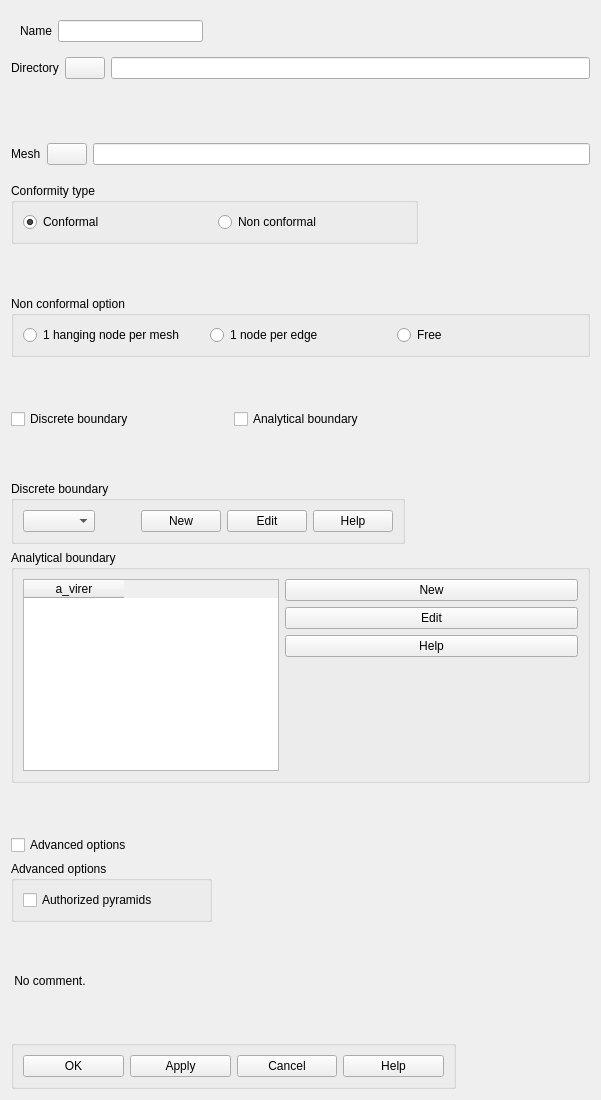
Old version of the form src/HOMARDGUI/CreateCase.ui in the repository jschueller/homard.
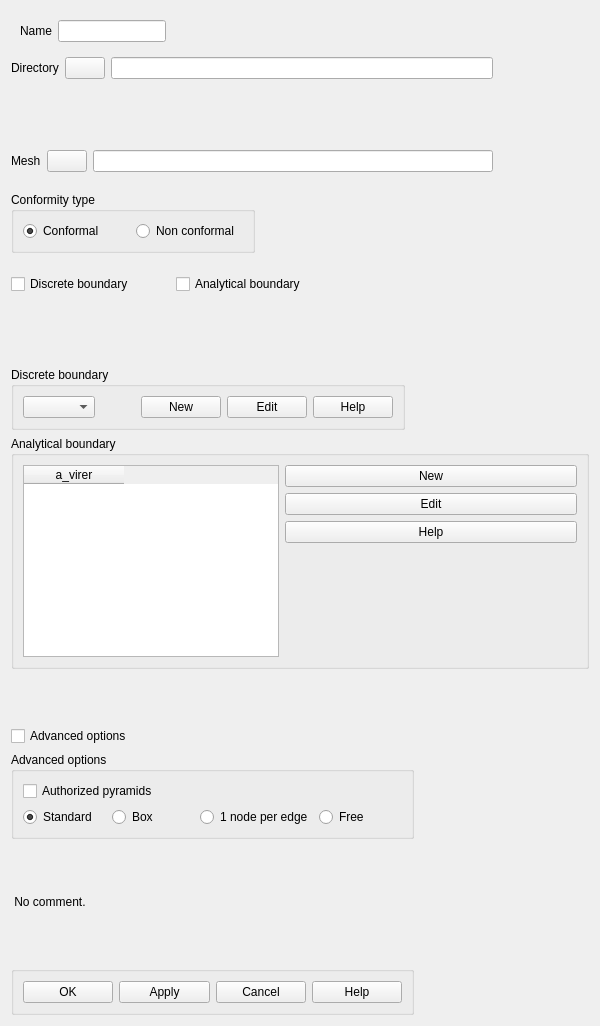
New version of the form.

Commit message: Saisie GUI des choix de conformité

```diff
--- a/src/HOMARDGUI/CreateCase.ui
+++ b/src/HOMARDGUI/CreateCase.ui
@@ -6,8 +6,8 @@
    <rect>
     <x>0</x>
     <y>0</y>
-    <width>601</width>
-    <height>1100</height>
+    <width>600</width>
+    <height>1026</height>
    </rect>
   </property>
   <property name="sizePolicy">
@@ -41,7 +41,7 @@
    <bool>true</bool>
   </property>
   <layout class="QGridLayout" name="gridLayout_3">
-   <item row="0" column="0">
+   <item row="0" column="0" colspan="2">
     <widget class="QWidget" name="WName" native="true">
      <layout class="QGridLayout" name="gridLayout_2">
       <item row="0" column="0">
@@ -57,7 +57,7 @@
      </layout>
     </widget>
    </item>
-   <item row="0" column="1">
+   <item row="0" column="2" colspan="3">
     <spacer name="horizontalSpacer">
      <property name="orientation">
       <enum>Qt::Horizontal</enum>
@@ -107,7 +107,7 @@
      </item>
     </layout>
    </item>
-   <item row="2" column="2" colspan="2">
+   <item row="2" column="5">
     <spacer>
      <property name="orientation">
       <enum>Qt::Vertical</enum>
@@ -120,7 +120,7 @@
      </property>
     </spacer>
    </item>
-   <item row="3" column="0" rowspan="2" colspan="6">
+   <item row="3" column="0" colspan="6">
     <layout class="QHBoxLayout">
      <property name="spacing">
       <number>6</number>
@@ -157,7 +157,7 @@
      </item>
     </layout>
    </item>
-   <item row="4" column="3" colspan="3">
+   <item row="3" column="6">
     <spacer>
      <property name="orientation">
       <enum>Qt::Vertical</enum>
@@ -170,7 +170,7 @@
      </property>
     </spacer>
    </item>
-   <item row="5" column="0" colspan="2">
+   <item row="4" column="0" colspan="3">
     <widget class="QGroupBox" name="GBTypeConf">
      <property name="title">
       <string>Conformity type</string>
@@ -202,69 +202,7 @@
      </layout>
     </widget>
    </item>
-   <item row="6" column="3">
-    <spacer>
-     <property name="orientation">
-      <enum>Qt::Vertical</enum>
-     </property>
-     <property name="sizeHint" stdset="0">
-      <size>
-       <width>20</width>
-       <height>1</height>
-      </size>
-     </property>
-    </spacer>
-   </item>
-   <item row="7" column="0" colspan="6">
-    <widget class="QGroupBox" name="GBTypeNoConf">
-     <property name="title">
-      <string>Non conformal option</string>
-     </property>
-     <layout class="QHBoxLayout">
-      <property name="spacing">
-       <number>6</number>
-      </property>
-      <property name="margin">
-       <number>9</number>
-      </property>
-      <item>
-       <widget class="QRadioButton" name="RB1NpM">
-        <property name="text">
-         <string>1 hanging node per mesh</string>
-        </property>
-       </widget>
-      </item>
-      <item>
-       <widget class="QRadioButton" name="RB1NpA">
-        <property name="text">
-         <string>1 node per edge</string>
-        </property>
-       </widget>
-      </item>
-      <item>
-       <widget class="QRadioButton" name="RBQuelconque">
-        <property name="text">
-         <string>Free</string>
-        </property>
-       </widget>
-      </item>
-     </layout>
-    </widget>
-   </item>
-   <item row="8" column="3" colspan="3">
-    <spacer>
-     <property name="orientation">
-      <enum>Qt::Vertical</enum>
-     </property>
-     <property name="sizeHint" stdset="0">
-      <size>
-       <width>20</width>
-       <height>0</height>
-      </size>
-     </property>
-    </spacer>
-   </item>
-   <item row="9" column="0" colspan="4">
+   <item row="5" column="0" colspan="4">
     <layout class="QHBoxLayout">
      <property name="spacing">
       <number>6</number>
@@ -288,7 +226,20 @@
      </item>
     </layout>
    </item>
-   <item row="10" column="3">
+   <item row="5" column="4">
+    <spacer>
+     <property name="orientation">
+      <enum>Qt::Vertical</enum>
+     </property>
+     <property name="sizeHint" stdset="0">
+      <size>
+       <width>20</width>
+       <height>1</height>
+      </size>
+     </property>
+    </spacer>
+   </item>
+   <item row="6" column="3">
     <spacer>
      <property name="orientation">
       <enum>Qt::Vertical</enum>
@@ -301,7 +252,7 @@
      </property>
     </spacer>
    </item>
-   <item row="11" column="0" colspan="6">
+   <item row="7" column="0" colspan="5">
     <widget class="QGroupBox" name="GBBoundaryD">
      <property name="sizePolicy">
       <sizepolicy hsizetype="Fixed" vsizetype="Fixed">
@@ -378,7 +329,7 @@
      </layout>
     </widget>
    </item>
-   <item row="12" column="0" colspan="6">
+   <item row="8" column="0" colspan="7">
     <widget class="QGroupBox" name="GBBoundaryA">
      <property name="minimumSize">
       <size>
@@ -454,7 +405,7 @@
      </layout>
     </widget>
    </item>
-   <item row="13" column="0" colspan="2">
+   <item row="9" column="0" colspan="3">
     <spacer name="spacer">
      <property name="orientation">
       <enum>Qt::Vertical</enum>
@@ -467,30 +418,64 @@
      </property>
     </spacer>
    </item>
-   <item row="14" column="0">
+   <item row="10" column="0" colspan="2">
     <widget class="QCheckBox" name="CBAdvanced">
      <property name="text">
       <string>Advanced options</string>
      </property>
     </widget>
    </item>
-   <item row="15" column="0">
+   <item row="11" column="0" colspan="5">
     <widget class="QGroupBox" name="GBAdvancedOptions">
      <property name="title">
       <string>Advanced options</string>
      </property>
      <layout class="QGridLayout" name="gridLayout">
-      <item row="0" column="0">
+      <item row="0" column="0" colspan="2">
        <widget class="QCheckBox" name="CBPyramid">
         <property name="text">
          <string>Authorized pyramids</string>
         </property>
        </widget>
       </item>
+      <item row="1" column="0">
+       <widget class="QRadioButton" name="RBStandard">
+        <property name="text">
+         <string>Standard</string>
+        </property>
+        <property name="checked">
+         <bool>true</bool>
+        </property>
+       </widget>
+      </item>
+      <item row="1" column="1">
+       <widget class="QRadioButton" name="RBBox">
+        <property name="text">
+         <string>Box</string>
+        </property>
+        <property name="checked">
+         <bool>false</bool>
+        </property>
+       </widget>
+      </item>
+      <item row="1" column="2">
+       <widget class="QRadioButton" name="RBNC1NpA">
+        <property name="text">
+         <string>1 node per edge</string>
+        </property>
+       </widget>
+      </item>
+      <item row="1" column="3">
+       <widget class="QRadioButton" name="RBNCQuelconque">
+        <property name="text">
+         <string>Free</string>
+        </property>
+       </widget>
+      </item>
      </layout>
     </widget>
    </item>
-   <item row="15" column="4" colspan="2">
+   <item row="11" column="6">
     <spacer name="spacer_3">
      <property name="orientation">
       <enum>Qt::Horizontal</enum>
@@ -506,7 +491,7 @@
      </property>
     </spacer>
    </item>
-   <item row="16" column="0" colspan="2">
+   <item row="12" column="0" colspan="3">
     <spacer name="spacer_4">
      <property name="orientation">
       <enum>Qt::Vertical</enum>
@@ -519,14 +504,14 @@
      </property>
     </spacer>
    </item>
-   <item row="17" column="0">
+   <item row="13" column="0">
     <widget class="QLabel" name="Comment">
      <property name="text">
       <string> No comment.</string>
      </property>
     </widget>
    </item>
-   <item row="18" column="0">
+   <item row="14" column="1">
     <spacer name="verticalSpacer">
      <property name="orientation">
       <enum>Qt::Vertical</enum>
@@ -539,7 +524,7 @@
      </property>
     </spacer>
    </item>
-   <item row="19" column="0" colspan="5">
+   <item row="15" column="0" colspan="5">
     <widget class="QGroupBox" name="GroupButtons">
      <property name="title">
       <string/>
@@ -594,7 +579,7 @@
      </layout>
     </widget>
    </item>
-   <item row="19" column="5">
+   <item row="15" column="5" colspan="2">
     <spacer name="spacer_2">
      <property name="orientation">
       <enum>Qt::Horizontal</enum>
```
The commit also changes 4 other files.
